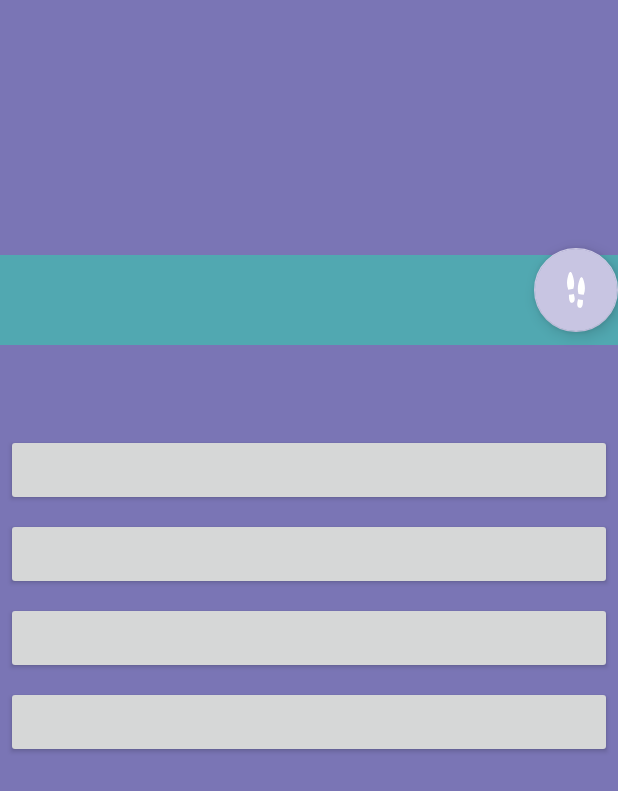
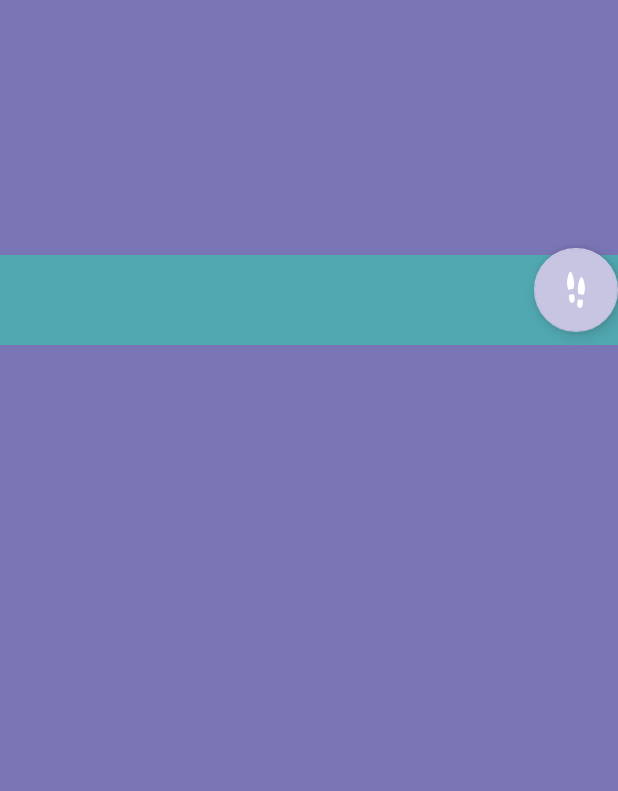
Before and after one commit to eric-dev-laravel/sepankasuiteplay, an Android app: the layout activity_questions_activity.xml on its own in the app's theme, with its tools: preview values and no code run, on a phone screen of 412 x 824 dp. Shown: the top 791 px of the screen. Run offline under Robolectric (Android 15) with nearby library versions, the phone set to English and light mode, and no system bars; plain views replace FloatingActionButton.

Commit message:
Beta Version 1.0

```diff
--- a/app/src/main/java/com/sepankasuite/sepankaplay/TodasPreguntas.java
+++ b/app/src/main/java/com/sepankasuite/sepankaplay/TodasPreguntas.java
@@ -197,7 +197,7 @@ public class TodasPreguntas extends AppCompatActivity {
                 }
                 //Desaparecer un boton
                 btn_pregunta6.setVisibility(View.VISIBLE);
-                btn_pregunta7.setOnClickListener(new View.OnClickListener() {
+                btn_pregunta6.setOnClickListener(new View.OnClickListener() {
                     @Override
                     public void onClick(View view) {
                         //Toast.makeText(this, "ID: "+id_ultima_pre, Toast.LENGTH_LONG).show();
--- a/app/src/main/res/layout/activity_questions_activity.xml
+++ b/app/src/main/res/layout/activity_questions_activity.xml
@@ -36,8 +36,18 @@
             android:textColor="#FFFFFF"
             android:padding="15dp"/>
 
+        <ScrollView
+            android:layout_width="match_parent"
+            android:layout_height="match_parent">
+
+            <LinearLayout
+                android:layout_width="match_parent"
+                android:layout_height="wrap_content"
+                android:orientation="vertical">
+
                 <Button
                     android:id="@+id/btn_respuesta1"
+                    android:visibility="gone"
                     android:layout_width="match_parent"
                     android:layout_height="wrap_content"
                     android:layout_gravity="center_horizontal"
@@ -45,6 +55,7 @@
                     android:textColor="#FFFFFF"/>
                 <Button
                     android:id="@+id/btn_respuesta2"
+                    android:visibility="gone"
                     android:layout_width="match_parent"
                     android:layout_height="wrap_content"
                     android:layout_gravity="center_horizontal"
@@ -52,6 +63,7 @@
                     android:textColor="#FFFFFF"/>
                 <Button
                     android:id="@+id/btn_respuesta3"
+                    android:visibility="gone"
                     android:layout_width="match_parent"
                     android:layout_height="wrap_content"
                     android:layout_gravity="center_horizontal"
@@ -59,11 +71,32 @@
                     android:textColor="#FFFFFF"/>
                 <Button
                     android:id="@+id/btn_respuesta4"
+                    android:visibility="gone"
                     android:layout_width="match_parent"
                     android:layout_height="wrap_content"
                     android:layout_gravity="center_horizontal"
                     android:layout_margin="4dp"
                     android:textColor="#FFFFFF"/>
+                <Button
+                    android:id="@+id/btn_respuesta5"
+                    android:visibility="gone"
+                    android:layout_width="match_parent"
+                    android:layout_height="wrap_content"
+                    android:layout_gravity="center_horizontal"
+                    android:layout_margin="4dp"
+                    android:textColor="#FFFFFF"/>
+                <Button
+                    android:id="@+id/btn_respuesta6"
+                    android:visibility="gone"
+                    android:layout_width="match_parent"
+                    android:layout_height="wrap_content"
+                    android:layout_gravity="center_horizontal"
+                    android:layout_margin="4dp"
+                    android:textColor="#FFFFFF"/>
+
+            </LinearLayout>
+
+        </ScrollView>
 
     </LinearLayout>
 
--- a/app/src/main/res/layout/answer_layout.xml
+++ b/app/src/main/res/layout/answer_layout.xml
@@ -44,6 +44,7 @@
         android:layout_height="wrap_content"
         android:textColor="#FFF"
         android:textSize="25dp"
+        android:gravity="center"
         android:layout_gravity="center_horizontal"
         android:layout_margin="8dp"/>
 
--- a/app/src/main/res/values/strings.xml
+++ b/app/src/main/res/values/strings.xml
@@ -5,6 +5,6 @@
     </string>
 
    <string name="app_intro_description1">
-       <font size="30dp">Hola</font>
+       <![CDATA[<font size="30dp"></font>]]>
    </string>
 </resources>
```
Also changed, not shown: app/src/main/java/com/sepankasuite/sepankaplay/AppIntroActivity.java (+7 -7 lines), app/src/main/java/com/sepankasuite/sepankaplay/Questions_activity.java (+52 -10 lines), app/src/main/res/layout/activity_todas_preguntas.xml (+6 -4 lines). Lines whose indentation alone changed are shown as unchanged.
